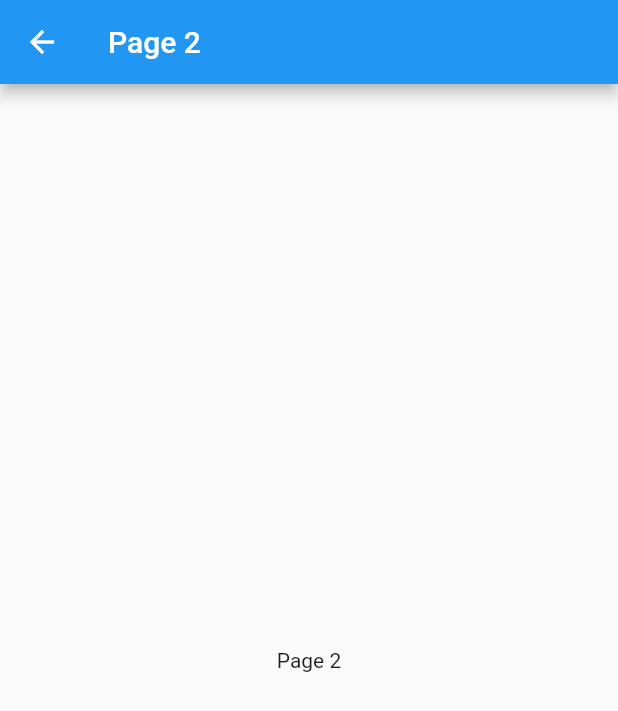
After one commit to qiangzengli/flutter_study, a Flutter app: the AnimatedWidgetPage1 screen opened by its route, after a tap on "Go!", on a phone screen of 412 x 824 dp. The commit adds this screen. Shown: the top 711 px of the screen. Run offline on Flutter 3.47's test engine with Material 2 defaults, Android fonts, the phone set to English and light mode, and no system bars; our stand-ins replace pull_to_refresh.

Commit message:
✨ 新增路由动画

```diff
--- /dev/null
+++ b/lib/animation/animated_widget_page.dart
@@ -0,0 +1,75 @@
+import 'package:flutter/material.dart';
+
+class AnimatedWidgetPage1 extends StatelessWidget {
+  const AnimatedWidgetPage1({Key? key}) : super(key: key);
+
+  @override
+  Widget build(BuildContext context) {
+    return Scaffold(
+      appBar: AppBar(
+        title: Text('Page 1'),
+      ),
+      body: Center(
+        child: ElevatedButton(
+          onPressed: () {
+            Navigator.of(context).push(_createRoute());
+          },
+          child: const Text('Go!'),
+        ),
+      ),
+    );
+  }
+
+  Route _createRoute() {
+    return PageRouteBuilder(
+        pageBuilder: (context, animation, secondaryAnimation) => const Page2(),
+        transitionsBuilder: (context, animation, secondaryAnimation, child) {
+          // 新页面从右向左滑入
+          // const begin = Offset(1.0, 0.0);
+          // const end = Offset(0.0, 0.0);
+          // 新页面从左向右滑入
+          const begin = Offset(-1.0, 0.0);
+          const end = Offset(0.0, 0.0);
+
+          //新页面从下向上滑入
+          // const begin = Offset(0.0, 1.0);
+          // const end = Offset(0.0, 0.0);
+
+          // 新页面从上向下滑入
+          // const begin = Offset(0.0, -1.0);
+          // const end = Offset(0.0, 0.0);
+
+          //   使用chain结合两个tween
+          var curve = Curves.bounceInOut;
+          var curveTween = CurveTween(curve: curve);
+
+          var tween = Tween(begin: begin, end: end).chain(curveTween);
+
+          // final tween = Tween(begin: begin, end: end);
+
+          final offsetAnimation = animation.drive(tween);
+
+          // SlideTransition 实现平移动画
+          return SlideTransition(
+            position: offsetAnimation,
+            child: child,
+          );
+        });
+  }
+}
+
+class Page2 extends StatelessWidget {
+  const Page2({Key? key}) : super(key: key);
+
+  @override
+  Widget build(BuildContext context) {
+    return Scaffold(
+      appBar: AppBar(
+        title: Text('Page 2'),
+      ),
+      body: const Center(
+        child: Text('Page 2'),
+      ),
+    );
+  }
+}
--- a/lib/main.dart
+++ b/lib/main.dart
@@ -1,6 +1,8 @@
 import 'package:flutter/material.dart';
 import 'package:flutter_study/animated_container.dart';
+import 'package:flutter_study/animation/animated_widget_page.dart';
 import 'package:flutter_study/animation/animation_controller_page.dart';
+import 'package:flutter_study/animation/page_route_builder.dart';
 import 'package:flutter_study/column_page.dart';
 import 'package:flutter_study/custom_single_child_widget/custom_single_child_page.dart';
 import 'package:flutter_study/gesture/spring.dart';
@@ -22,6 +24,8 @@ final routes = {
   '/custom_single_child_page': (_) => CustomSingleChildPage(),
   '/key01': (_) => Key01(),
   '/table': (_) => TableList(),
+  '/page_route_builder': (_) => PageRouteBuilderPage1(),
+  '/animated_widget': (_) => AnimatedWidgetPage1(),
 };
 
 void main() {
```
Also changed, not shown: lib/animation/page_route_builder.dart (added, +67 -0 lines).
